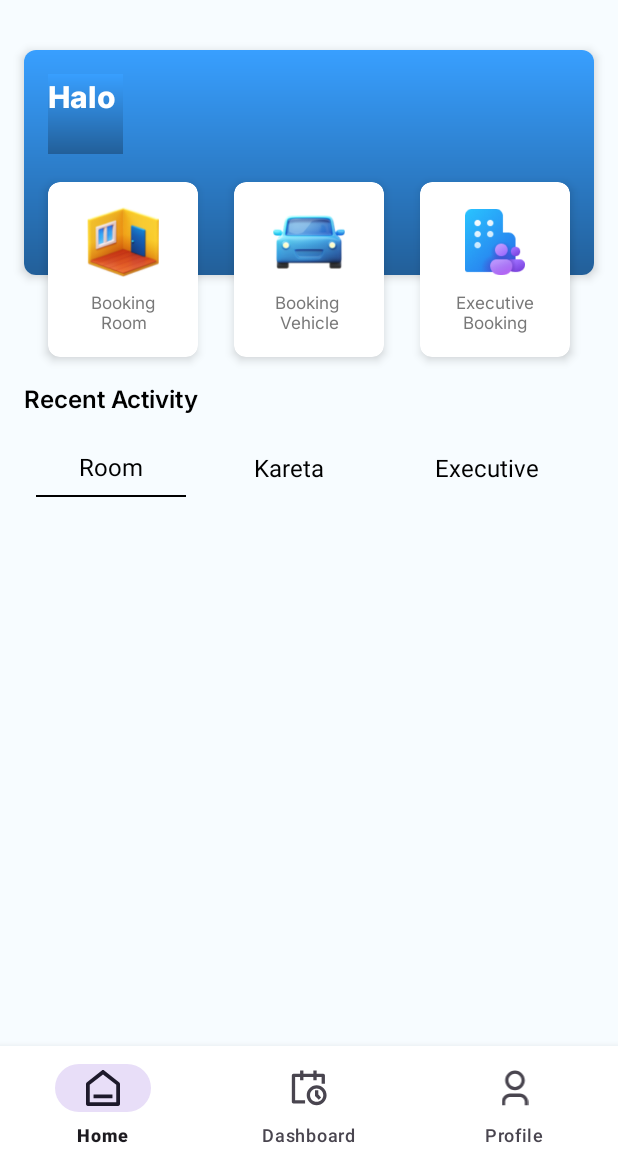
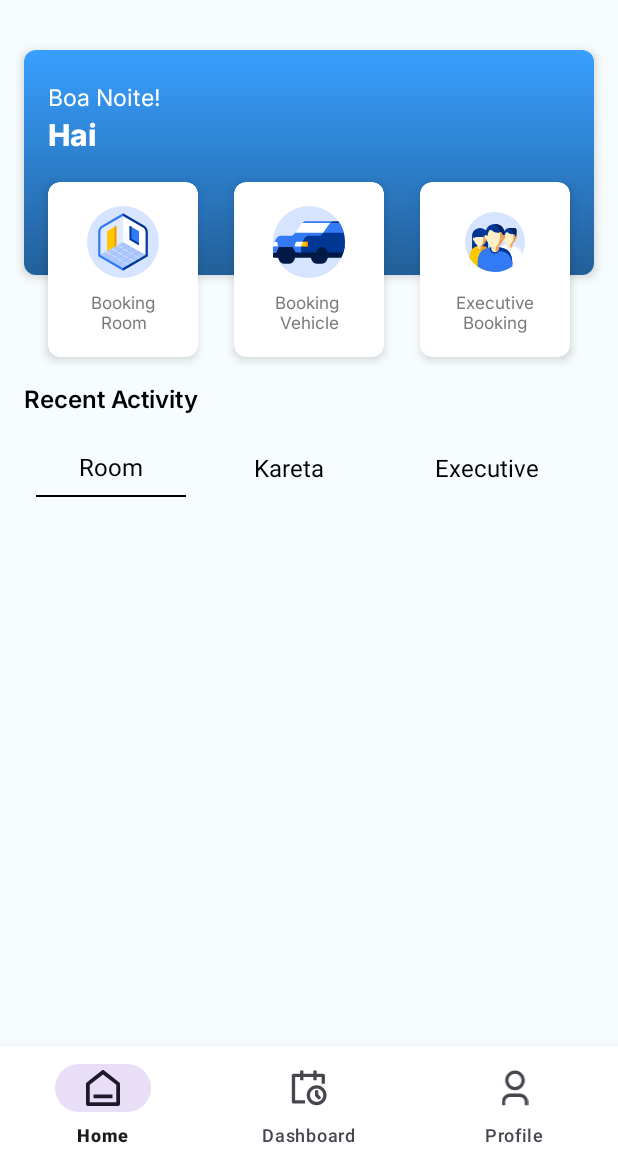
Before and after one commit to Rivaldo21/TicbookApp, an Android app: the HomeFragment screen opened directly, with no data from a screen before it, on a phone screen of 412 x 824 dp, the part 70-1236 px from its top. Run offline under Robolectric (Android 15) with nearby library versions, the phone set to English and light mode, and no system bars.

Commit message:
Modify UI Home Fragment & Login

```diff
--- a/app/src/main/java/com/app/ticbook/HomeFragment.java
+++ b/app/src/main/java/com/app/ticbook/HomeFragment.java
@@ -6,6 +6,7 @@ import android.util.Log;
 import android.view.LayoutInflater;
 import android.view.View;
 import android.view.ViewGroup;
+import android.widget.TextView;
 import android.widget.Toast;
 
 import androidx.annotation.NonNull;
@@ -24,6 +25,7 @@ import org.json.JSONObject;
 import java.text.ParseException;
 import java.text.SimpleDateFormat;
 import java.util.ArrayList;
+import java.util.Calendar;
 import java.util.Date;
 import java.util.List;
 import java.util.Objects;
@@ -57,12 +59,16 @@ public class HomeFragment extends Fragment {
     public void onViewCreated(@NonNull View view, @Nullable Bundle savedInstanceState) {
         super.onViewCreated(view, savedInstanceState);
 
+        TextView textGreeting = view.findViewById(R.id.textAutoGreeting);
+        String greetingMessage = getGreetingMessage();
+        textGreeting.setText(greetingMessage);
+
         binding.recyclerViewBookings.setLayoutManager(new LinearLayoutManager(requireContext()));
         binding.recyclerViewExe.setLayoutManager(new LinearLayoutManager(requireContext()));
 
         SessionManager sessionManager = new SessionManager(requireContext());
-        binding.textGreeting.setText("Halo " + sessionManager.getUser().getUsername());
-        binding.textSubGreeting.setText(sessionManager.getUser().getDepartement());
+        binding.textGreeting.setText("Hai " + sessionManager.getUser().getUsername());
+//        binding.textSubGreeting.setText(sessionManager.getUser().getDepartement());
 
         if (sessionManager.getUser().getUserID() == 111305) {
             sessionManager.sharedPreferences.edit().clear().apply();
@@ -272,6 +278,21 @@ public class HomeFragment extends Fragment {
         descriptionDialog.show(getParentFragmentManager(), "DescriptionDialog");
     }
 
+    private String getGreetingMessage() {
+        Calendar calendar = Calendar.getInstance();
+        calendar.setTimeZone(java.util.TimeZone.getTimeZone("Asia/Dili"));
+
+        int hour = calendar.get(Calendar.HOUR_OF_DAY);
+        int minute = calendar.get(Calendar.MINUTE);
+
+        if (hour >= 5 && hour < 12) {
+            return "Bom Dia!";
+        } else if ((hour == 18 && minute < 50) || (hour >= 12 && hour < 18)) {
+            return "Boa Tarde!";
+        } else {
+            return "Boa Noite!";
+        }
+    }
 
     private void fetchAllBookings(int page, List<com.app.ticbook.response.BookingResponse.BookingResult> allBookings, int check) {
         ApiService apiService = ApiClient.getRetrofitInstance().create(ApiService.class);
--- a/app/src/main/java/com/app/ticbook/LoginActivity.java
+++ b/app/src/main/java/com/app/ticbook/LoginActivity.java
@@ -1,8 +1,10 @@
 package com.app.ticbook;
 
 import android.content.Intent;
+import android.os.Build;
 import android.os.Bundle;
 import android.util.Log;
+import android.view.WindowManager;
 import android.widget.Button;
 import android.widget.EditText;
 import android.widget.Toast;
@@ -28,6 +30,10 @@ public class LoginActivity extends AppCompatActivity {
     protected void onCreate(Bundle savedInstanceState) {
         super.onCreate(savedInstanceState);
         setContentView(R.layout.activity_login);
+
+        if (Build.VERSION.SDK_INT >= Build.VERSION_CODES.LOLLIPOP) {
+            getWindow().setFlags(WindowManager.LayoutParams.FLAG_LAYOUT_NO_LIMITS, WindowManager.LayoutParams.FLAG_LAYOUT_NO_LIMITS);
+        }
 
         session = new SessionManager(this);
 
--- a/app/src/main/res/drawable/bg_gradient.xml
+++ b/app/src/main/res/drawable/bg_gradient.xml
@@ -1,6 +1,5 @@
 <?xml version="1.0" encoding="utf-8"?>
 <shape xmlns:android="http://schemas.android.com/apk/res/android">
-
     <gradient
         android:startColor="@color/blue38"
         android:endColor="@color/blue22"
--- /dev/null
+++ b/app/src/main/res/drawable/ic_car.xml
@@ -0,0 +1,46 @@
+<vector xmlns:android="http://schemas.android.com/apk/res/android"
+    android:width="256dp"
+    android:height="256dp"
+    android:viewportWidth="256"
+    android:viewportHeight="256">
+  <path
+      android:pathData="M128,128m-128,0a128,128 0,1 1,256 0a128,128 0,1 1,-256 0"
+      android:fillColor="#D6E4FF"
+      android:fillType="evenOdd"/>
+  <path
+      android:pathData="M38.86,205.23c-9.58,0 -17.68,-8.87 -20.33,-21.06l-13.7,0c-2.66,-0 -4.84,-2.17 -4.84,-4.84l0,-14.26 8.15,0c2.04,0 3.77,-1.19 4.51,-3.09l4.92,-12.7c0.79,-2.03 2.46,-3.46 4.64,-3.46l118.51,0 32.85,-8.04 81.59,4.84c-1.68,14.76 -5.86,28.75 -12.12,41.55l-48.34,0c-2.65,12.19 -10.74,21.06 -20.33,21.06l-19.38,0c-9.58,0 -17.68,-8.87 -20.32,-21.06l-56.11,0c-2.65,12.19 -10.74,21.06 -20.33,21.06l-19.38,0z"
+      android:fillColor="#001945"
+      android:fillType="evenOdd"/>
+  <path
+      android:pathData="M183.21,54.15l-44,0 -21.95,0c-4.9,0 -9.24,1.97 -12.99,5.88l-6,19.26 -19.3,15.64 -1.15,1.61c-4.29,6 -9.52,9.03 -15.59,9.03l-34.45,0c-8.09,0 -15.05,5.61 -19.09,15.41l-2.62,6.35 0.83,7.28 -6.56,10.07c-0.23,1.79 -0.34,3.65 -0.34,5.6l0,14.8 8.15,0c2.04,0 3.77,-1.19 4.51,-3.09l4.92,-12.7c0.79,-2.03 2.46,-3.46 4.64,-3.46l44.6,0c1.82,0 3.38,0.93 4.25,2.53l7.79,14.21c0.87,1.59 2.43,2.51 4.24,2.51l16.49,0 47.59,-19.32 27.2,-0.27 42.47,-91.34 -33.64,0z"
+      android:fillColor="#337AF7"
+      android:fillType="evenOdd"/>
+  <path
+      android:pathData="M6.06,127.32l-3.11,7.53c-1.24,2.99 -2.06,5.97 -2.52,9.12l13.55,0c1.14,0 2.13,-0.47 2.84,-1.37 0.71,-0.89 0.96,-1.96 0.7,-3.07l-2.13,-9.39c-0.38,-1.67 -1.83,-2.83 -3.54,-2.83l-5.78,0z"
+      android:fillColor="#ffffff"
+      android:fillType="evenOdd"/>
+  <path
+      android:pathData="M232.55,54.15l-15.71,0c-6.07,0 -11.3,3.03 -15.59,9.03l-23.85,33.35c-4.29,6 -9.52,9.03 -15.59,9.03l-34.45,0c-8.1,0 -15.05,5.61 -19.09,15.41l-5.73,13.88c-2.02,4.9 -2.95,9.75 -2.95,15.41l0,14.8 54.91,0c3.03,-11.25 10.79,-19.25 19.89,-19.25 9.1,0 16.86,8 19.89,19.25l56.28,0c3.55,-11.74 5.46,-24.18 5.46,-37.07 0,-27.51 -8.68,-52.99 -23.45,-73.85z"
+      android:fillColor="#003694"
+      android:fillType="evenOdd"/>
+  <path
+      android:pathData="M203.86,60.02l-19.44,16.45 -5.87,18.46 73.13,0c-3.33,-12.49 -8.5,-24.23 -15.21,-34.9l-32.61,0z"
+      android:fillColor="#337AF7"
+      android:fillType="evenOdd"/>
+  <path
+      android:pathData="M105.65,127.32l1.62,7.53c0.68,3.16 -6.8,5.97 -7.25,9.12l-19.41,0c-1.24,0 -2.31,-0.56 -3,-1.59 -0.7,-1.03 -0.83,-2.23 -0.37,-3.38l3.74,-9.39c0.56,-1.41 1.86,-2.29 3.37,-2.29l21.3,0z"
+      android:fillColor="#ffffff"
+      android:fillType="evenOdd"/>
+  <path
+      android:pathData="M105.65,127.32l14.97,0c2,0 3.63,1.63 3.63,3.63l0,9.39c0,2 -1.63,3.63 -3.63,3.63l-20.6,0c0.46,-3.15 1.29,-6.13 2.52,-9.12l3.11,-7.53z"
+      android:fillColor="#FFC800"
+      android:fillType="evenOdd"/>
+  <path
+      android:pathData="M112.9,127.32l7.71,0c2,0 3.63,1.63 3.63,3.63l0,9.39c0,2 -1.63,3.63 -3.63,3.63l-7.71,0c2,0 3.63,-1.63 3.63,-3.63l0,-9.39c0,-2 -1.63,-3.63 -3.63,-3.63z"
+      android:fillColor="#FF9305"
+      android:fillType="evenOdd"/>
+  <path
+      android:pathData="M178.55,94.93l-99.58,0 22.71,-31.75c0.83,-1.16 1.7,-2.21 2.6,-3.15l99.58,0c-7.81,8.14 -18.28,25.08 -25.31,34.9z"
+      android:fillColor="#ffffff"
+      android:fillType="evenOdd"/>
+</vector>
--- /dev/null
+++ b/app/src/main/res/drawable/ic_executive.xml
@@ -0,0 +1,90 @@
+<vector xmlns:android="http://schemas.android.com/apk/res/android"
+    android:width="256dp"
+    android:height="256dp"
+    android:viewportWidth="256"
+    android:viewportHeight="256">
+  <path
+      android:pathData="M128,128m-128,0a128,128 0,1 1,256 0a128,128 0,1 1,-256 0"
+      android:fillColor="#D6E4FF"
+      android:fillType="evenOdd"/>
+  <path
+      android:pathData="M64.37,68.58l0,0c18.91,0 34.38,15.47 34.38,34.38l0,82.94 -68.75,0 0,-82.94c0,-18.91 15.47,-34.38 34.38,-34.38z"
+      android:fillColor="#003694"
+      android:fillType="evenOdd"/>
+  <path
+      android:pathData="M64.37,145.77c25.36,0 45.91,6.71 45.91,61.65 0,22.24 -3.37,36.58 -9.06,45.76 -34.78,-7.4 -64.32,-28.93 -82.36,-58.29 2.99,-43.46 22.22,-49.13 45.51,-49.13z"
+      android:fillColor="#FFC800"
+      android:fillType="evenOdd"/>
+  <path
+      android:pathData="M76.07,157.07c-2.35,4.6 -5.44,7.59 -11.71,7.59 -6.27,0 -13.6,-6.91 -13.6,-15.44 0,-0.91 0.07,-1.81 0.2,-2.68 4.24,-0.58 8.73,-0.77 13.39,-0.77 4.66,0 9.15,0.19 13.39,0.77 18.83,2.6 32.52,13.06 32.52,49.97 0,1.86 -0.04,3.64 -0.1,5.37 -1.33,-33.59 -15.38,-42.71 -34.1,-44.82z"
+      android:fillColor="#FF9305"
+      android:fillType="evenOdd"/>
+  <path
+      android:pathData="M52.92,135.17l14.16,0 1.09,13.09 -1.09,12.09c-0.87,0.21 -1.77,0.33 -2.71,0.33l-0,0c-6.3,0 -11.45,-5.15 -11.45,-11.45l0,-14.05z"
+      android:fillColor="#FCE6AB"
+      android:fillType="evenOdd"/>
+  <path
+      android:pathData="M41.63,112.81c-0.98,-2.14 -2.54,-3.62 -4.09,-3.91 -0.42,-0.08 -0.85,-0.07 -1.26,0.04 -2.3,0.62 -3.36,4.14 -2.36,7.87 0.86,3.22 2.98,5.54 5.02,5.72 1.27,4.51 3.31,8.58 5.92,11.97 4.9,6.36 11.82,10.32 19.5,10.32 0.91,0 1.82,-0.06 2.71,-0.17 12.85,-7.38 16,-24.31 12.35,-38.27l-32.49,0c-2.31,0 -4.26,1.57 -4.75,3.83l-0.56,2.61z"
+      android:fillColor="#FFF0C7"
+      android:fillType="evenOdd"/>
+  <path
+      android:pathData="M67.07,144.65l0,-0 -0,0 0,3.26 0,12.44c5,-1.22 8.74,-5.76 8.74,-11.12 0,-0 0,-0 0,-0l0,-7.55 -0,0c3.04,-1.76 5.76,-4.21 8.05,-7.17 2.61,-3.39 4.65,-7.46 5.92,-11.97 2.04,-0.18 4.16,-2.5 5.02,-5.72 1,-3.73 -0.06,-7.25 -2.36,-7.87 -0.41,-0.11 -0.84,-0.12 -1.26,-0.04 -1.55,0.29 -3.1,1.78 -4.09,3.91 -0.22,-2.48 -0.62,-4.87 -1.19,-7.14 -0.42,-1.67 -1.39,-2.95 -2.89,-3.79 -1.39,-0.78 -2.86,-0.99 -4.38,-0.62 0.69,3.39 1.07,6.96 1.07,10.64 0,13.5 -4.99,25.44 -12.64,32.74z"
+      android:fillColor="#EAA05F"
+      android:fillType="evenOdd"/>
+  <path
+      android:pathData="M191.82,137.11c27.62,0 50.21,5.09 52.02,45.39 -11.07,23.5 -29.08,43.08 -51.39,56.11l-0.63,0c-28.8,0 -52.14,-5.52 -52.14,-50.75 0,-45.22 23.34,-50.75 52.14,-50.75z"
+      android:fillColor="#ffffff"
+      android:fillType="evenOdd"/>
+  <path
+      android:pathData="M205.12,148.41c-2.67,4.6 -6.18,7.59 -13.3,7.59 -7.11,0 -15.44,-6.91 -15.44,-15.44 0,-0.91 0.08,-1.81 0.23,-2.68 4.81,-0.58 9.92,-0.77 15.21,-0.77 5.29,0 10.4,0.19 15.21,0.77 20.31,2.47 35.35,12.03 36.82,44.61 -0.27,0.58 -0.55,1.15 -0.82,1.72 -3.79,-26.26 -18.68,-33.9 -37.9,-35.81z"
+      android:fillColor="#E0EAFF"
+      android:fillType="evenOdd"/>
+  <path
+      android:pathData="M218.5,101.22c0.05,-0.01 0.1,-0.02 0.15,-0.03 0.49,-2.39 0.72,-4.64 0.76,-6.77l0.35,-17.06c0.05,-2.56 -0.83,-4.78 -2.62,-6.6 -1.79,-1.83 -3.99,-2.75 -6.55,-2.75l-18.76,0c-15.66,0.01 -31.33,11.08 -26.83,33.19l0,8.22 53.5,0 0,-8.19z"
+      android:fillColor="#003694"
+      android:fillType="evenOdd"/>
+  <path
+      android:pathData="M180.37,127.46l16.62,0 -2.46,25.18c-0.87,0.21 -1.78,0.33 -2.71,0.33l-0,0c-6.3,0 -11.45,-5.15 -11.45,-11.45l0,-14.05z"
+      android:fillColor="#FCE6AB"
+      android:fillType="evenOdd"/>
+  <path
+      android:pathData="M173.43,89.49c-2.3,4.47 -3.84,9.81 -4.35,15.61 -0.98,-2.14 -2.54,-3.62 -4.09,-3.91 -0.42,-0.08 -0.85,-0.07 -1.26,0.04 -2.3,0.62 -3.36,4.14 -2.36,7.87 0.86,3.22 2.98,5.54 5.02,5.72 1.27,4.51 3.31,8.58 5.92,11.97 4.9,6.36 11.82,10.32 19.5,10.32 0.91,0 1.82,-0.06 2.71,-0.17 7.65,-7.3 14.35,-18.79 14.35,-32.29 0,-3.68 -2.09,-7.71 -2.78,-11.1 -2.53,0.62 -4.18,1.07 -6.86,1.07 -6.12,0 -11.77,-2.52 -16.29,-6.78 -1.43,-1.34 -3.23,-1.89 -5.17,-1.55 -1.93,0.33 -3.45,1.45 -4.35,3.19z"
+      android:fillColor="#FFF0C7"
+      android:fillType="evenOdd"/>
+  <path
+      android:pathData="M194.53,136.94l0,0 -0,0 0,3.26 0,12.44c5,-1.22 8.74,-5.76 8.74,-11.12 0,-0 0,-0 0,-0l0,-7.55 -0,0c3.04,-1.76 5.76,-4.21 8.05,-7.17 2.61,-3.39 4.65,-7.46 5.92,-11.97 2.04,-0.18 4.16,-2.5 5.02,-5.72 1,-3.73 -0.06,-7.25 -2.36,-7.87 -0.41,-0.11 -0.83,-0.12 -1.26,-0.04 -1.55,0.29 -3.1,1.78 -4.09,3.91 -0.22,-2.48 -0.62,-4.87 -1.19,-7.14 -0.42,-1.67 -1.39,-2.95 -2.89,-3.79 -1.39,-0.78 -2.86,-0.99 -4.38,-0.62 0.69,3.39 1.07,6.95 1.07,10.64 0,13.5 -4.99,25.44 -12.64,32.74z"
+      android:fillColor="#EAA05F"
+      android:fillType="evenOdd"/>
+  <path
+      android:pathData="M190.07,68.05c7.33,4.79 13.56,15.39 15.97,25.52 0.02,-0.01 0.04,-0.01 0.06,-0.01 1.04,-0.26 2.06,-0.24 3.04,0.05 0.83,0.23 1.61,0.65 2.27,1.21 0.94,0.78 1.59,1.8 1.92,3.03 0.01,0.04 0.02,0.08 0.03,0.12 0.57,2.28 0.98,4.67 1.19,7.14 0.64,-1.39 1.52,-2.5 2.48,-3.19 0.42,-0.3 0.86,-0.53 1.31,-0.66 0.05,-0.01 0.1,-0.03 0.15,-0.04 0.05,-0.01 0.1,-0.02 0.15,-0.03 0.49,-2.39 0.72,-4.64 0.76,-6.77l0.35,-17.06c0.05,-2.56 -0.83,-4.78 -2.62,-6.6 -1.79,-1.83 -3.99,-2.75 -6.55,-2.75l-18.76,0c-0.58,0 -1.17,0.02 -1.75,0.05z"
+      android:fillColor="#00225E"
+      android:fillType="evenOdd"/>
+  <path
+      android:pathData="M166.05,97.97c0.07,-0.02 0.14,-0.03 0.21,-0.05 12.8,-63.02 -89.14,-62.91 -76.33,0l0,11.69 76.12,0 0,-11.65z"
+      android:fillColor="#003694"
+      android:fillType="evenOdd"/>
+  <path
+      android:pathData="M128.09,150.39c40.98,0 74.19,7.86 74.19,72.21 0,3.44 -0.1,6.72 -0.29,9.85 -20.89,14.83 -46.43,23.55 -74,23.55 -27.49,0 -52.95,-8.67 -73.81,-23.41 -0.19,-3.17 -0.3,-6.49 -0.3,-9.98 0,-64.35 33.22,-72.21 74.19,-72.21z"
+      android:fillColor="#337AF7"
+      android:fillType="evenOdd"/>
+  <path
+      android:pathData="M147.01,166.47c-3.8,6.55 -8.79,10.8 -18.92,10.8 -10.12,0 -21.97,-9.84 -21.97,-21.97 0,-1.3 0.11,-2.57 0.33,-3.81 6.85,-0.83 14.11,-1.1 21.64,-1.1 7.53,0 14.79,0.27 21.64,1.1 30.42,3.69 52.56,18.58 52.56,71.11 0,2.64 -0.06,5.18 -0.17,7.64 -2.15,-47.8 -24.85,-60.78 -55.11,-63.77z"
+      android:fillColor="#003694"
+      android:fillType="evenOdd"/>
+  <path
+      android:pathData="M111.8,135.3l32.59,0 0,20c0,8.96 -7.33,16.3 -16.3,16.3l-0,0c-8.96,0 -16.3,-7.33 -16.3,-16.3l0,-20z"
+      android:fillColor="#FCE6AB"
+      android:fillType="evenOdd"/>
+  <path
+      android:pathData="M166.05,97.97c0.07,-0.02 0.14,-0.03 0.21,-0.05 6.61,-32.56 -17.4,-48.26 -40.4,-47.17 14.25,9.33 24.06,28.85 24.06,51.44 0,2.51 -0.12,4.99 -0.36,7.42l16.48,0 0,-11.65z"
+      android:fillColor="#00225E"
+      android:fillType="evenOdd"/>
+  <path
+      android:pathData="M101.93,81.28c-3.27,6.36 -5.47,13.96 -6.19,22.22 -1.4,-3.05 -3.61,-5.16 -5.81,-5.57 -0.6,-0.11 -1.21,-0.1 -1.79,0.06 -3.28,0.88 -4.78,5.89 -3.36,11.19 1.23,4.58 4.24,7.89 7.14,8.14 1.81,6.42 4.71,12.21 8.43,17.03 6.98,9.05 16.83,14.69 27.74,14.69 10.92,0 20.77,-5.64 27.75,-14.69 3.72,-4.82 6.62,-10.61 8.43,-17.03 2.91,-0.25 5.92,-3.55 7.14,-8.14 1.42,-5.3 -0.08,-10.32 -3.36,-11.19 -0.59,-0.16 -1.19,-0.17 -1.79,-0.06 -2.21,0.41 -4.41,2.53 -5.81,5.57 -0.31,-3.52 -0.88,-6.93 -1.7,-10.16 -0.6,-2.37 -1.99,-4.2 -4.11,-5.4 -2.13,-1.2 -4.41,-1.45 -6.75,-0.73 -2.96,0.9 -6.05,1.39 -9.24,1.39 -8.71,0 -16.75,-3.59 -23.18,-9.64 -2.04,-1.91 -4.6,-2.69 -7.36,-2.21 -2.75,0.47 -4.91,2.06 -6.19,4.55z"
+      android:fillColor="#FFF0C7"
+      android:fillType="evenOdd"/>
+  <path
+      android:pathData="M131.95,148.79c9.37,-1.16 17.75,-6.48 23.89,-14.45 3.72,-4.82 6.62,-10.61 8.43,-17.03 2.91,-0.25 5.92,-3.55 7.14,-8.14 1.42,-5.3 -0.08,-10.32 -3.36,-11.19 -0.59,-0.16 -1.19,-0.17 -1.79,-0.06 -2.2,0.41 -4.41,2.53 -5.81,5.57 -0.31,-3.52 -0.88,-6.93 -1.7,-10.16 -0.6,-2.37 -1.98,-4.19 -4.11,-5.4 -1.97,-1.12 -4.07,-1.41 -6.23,-0.88 0.99,4.82 1.52,9.9 1.52,15.14 0,19.21 -7.09,36.2 -17.98,46.6zM144.39,144.55c-3.84,2.23 -8.03,3.7 -12.44,4.24l0,4.63 0,17.7c7.12,-1.74 12.44,-8.19 12.44,-15.82 0,-0 0,-0 0,-0.01l0,-10.75z"
+      android:fillColor="#EAA05F"
+      android:fillType="evenOdd"/>
+</vector>
--- /dev/null
+++ b/app/src/main/res/drawable/ic_rooms.xml
@@ -0,0 +1,54 @@
+<vector xmlns:android="http://schemas.android.com/apk/res/android"
+    android:width="256dp"
+    android:height="256dp"
+    android:viewportWidth="256"
+    android:viewportHeight="256">
+  <path
+      android:pathData="M128,128m-128,0a128,128 0,1 1,256 0a128,128 0,1 1,-256 0"
+      android:fillColor="#D6E4FF"
+      android:fillType="evenOdd"/>
+  <path
+      android:pathData="M128,229.88l88.23,-50.94 0,-86.44c0,-9.74 -4.93,-18.29 -13.37,-23.16l-74.86,-43.22 -9.01,96.49 9.01,107.27z"
+      android:fillColor="#003694"
+      android:fillType="evenOdd"/>
+  <path
+      android:pathData="M128,229.88l-88.23,-50.94 0,-86.44c0,-9.74 4.93,-18.29 13.37,-23.16l74.86,-43.22 0,203.75z"
+      android:fillColor="#337AF7"
+      android:fillType="evenOdd"/>
+  <path
+      android:pathData="M128,35.23l70.92,40.94c5.99,3.46 9.43,9.4 9.43,16.32l0,81.89 -87.98,-41.98 -1.08,-12.47 8.71,-84.71z"
+      android:fillColor="#ffffff"
+      android:fillType="evenOdd"/>
+  <path
+      android:pathData="M47.66,174.38l0,-81.89c0,-6.92 3.43,-12.86 9.43,-16.32l70.92,-40.94 0,99.2 -80.34,39.95z"
+      android:fillColor="#E0EAFF"
+      android:fillType="evenOdd"/>
+  <path
+      android:pathData="M151.51,70.42l0,49.52l33.33,19.24l0,-49.52z"
+      android:fillColor="#337AF7"
+      android:fillType="evenOdd"/>
+  <path
+      android:pathData="M71.17,89.67l33.33,-19.24l0,73.6l-33.33,19.24z"
+      android:fillColor="#FFC800"
+      android:fillType="evenOdd"/>
+  <path
+      android:pathData="M151.51,70.42l0,49.52l33.33,19.24l0,-7.57l-26.78,-15.46l0,-41.96z"
+      android:fillColor="#003694"
+      android:fillType="evenOdd"/>
+  <path
+      android:pathData="M97.94,74.21l6.55,-3.78l0,73.6l-6.55,3.78z"
+      android:fillColor="#FF9305"
+      android:fillType="evenOdd"/>
+  <path
+      android:pathData="M128,220.77l-73.1,-42.2 -7.25,-4.18 72.26,-41.72 8.08,-4.67 80.34,46.38c-26.78,15.46 -53.56,30.92 -80.34,46.38z"
+      android:fillColor="#ADC8FF"
+      android:fillType="evenOdd"/>
+  <path
+      android:pathData="M66.75,163.36l1.99,-1.15 80.34,46.38 -1.99,1.15 -80.34,-46.38zM86.83,151.77l1.99,-1.15 80.34,46.38 -1.99,1.15 -80.34,-46.38zM106.92,140.17l1.99,-1.15 80.34,46.38 -1.99,1.15 -80.34,-46.38z"
+      android:fillColor="#E0EAFF"
+      android:fillType="evenOdd"/>
+  <path
+      android:pathData="M108.91,209.75l-1.99,-1.15 80.34,-46.38 1.99,1.15 -80.34,46.38zM88.83,198.15l-1.99,-1.15 80.34,-46.38 1.99,1.15 -80.34,46.38zM68.74,186.56l-1.99,-1.15 80.34,-46.38 1.99,1.15 -80.34,46.38z"
+      android:fillColor="#94B8FF"
+      android:fillType="evenOdd"/>
+</vector>
--- a/app/src/main/res/layout/activity_login.xml
+++ b/app/src/main/res/layout/activity_login.xml
@@ -13,7 +13,7 @@
         android:id="@+id/bgrounded"
         android:layout_width="match_parent"
         android:layout_height="250dp"
-        android:background="@drawable/rounded_header"
+        android:background="@drawable/bg_gradient"
         app:layout_constraintTop_toTopOf="parent"
         app:layout_constraintStart_toStartOf="parent"
         app:layout_constraintEnd_toEndOf="parent" />
@@ -150,7 +150,7 @@
                 android:backgroundTint="@color/blue"
                 android:textColor="@color/white"
                 android:textAllCaps="false"
-                android:background="@drawable/rounded_button" />
+                app:background="@drawable/rounded_button" />
         </LinearLayout>
     </androidx.cardview.widget.CardView>
 
--- a/app/src/main/res/layout/fragment_home.xml
+++ b/app/src/main/res/layout/fragment_home.xml
@@ -216,7 +216,7 @@
                     android:layout_width="40dp"
                     android:layout_height="48dp"
                     android:layout_marginTop="8dp"
-                    android:src="@drawable/executive"
+                    android:src="@drawable/ic_executive"
                     app:layout_constraintBottom_toTopOf="@+id/textExe"
                     app:layout_constraintEnd_toEndOf="parent"
                     app:layout_constraintHorizontal_bias="0.5"
@@ -267,7 +267,7 @@
                     android:layout_width="48dp"
                     android:layout_height="48dp"
                     android:layout_marginTop="8dp"
-                    android:src="@drawable/room"
+                    android:src="@drawable/ic_rooms"
                     app:layout_constraintBottom_toTopOf="@+id/textRoom"
                     app:layout_constraintEnd_toEndOf="parent"
                     app:layout_constraintHorizontal_bias="0.5"
@@ -322,7 +322,7 @@
                     android:layout_width="48dp"
                     android:layout_height="48dp"
                     android:layout_marginTop="8dp"
-                    android:src="@drawable/vehicle"
+                    android:src="@drawable/ic_car"
                     app:layout_constraintBottom_toTopOf="@+id/textVehicle"
                     app:layout_constraintEnd_toEndOf="parent"
                     app:layout_constraintHorizontal_bias="0.5"
@@ -371,23 +371,12 @@
             <LinearLayout
                 android:layout_width="wrap_content"
                 android:layout_height="wrap_content"
-                android:background="@drawable/bg_gradient"
                 android:orientation="vertical"
                 app:layout_constraintStart_toStartOf="parent"
                 app:layout_constraintTop_toTopOf="parent">
 
                 <TextView
-                    android:id="@+id/textGreeting"
-                    android:layout_width="match_parent"
-                    android:layout_height="wrap_content"
-                    android:fontFamily="@font/inter_extrabold"
-                    android:text="Halo Bomdia!"
-                    android:textColor="@android:color/white"
-                    android:textSize="20sp"
-                    android:textStyle="bold" />
-
-                <TextView
-                    android:id="@+id/textSubGreeting"
+                    android:id="@+id/textAutoGreeting"
                     android:layout_width="match_parent"
                     android:layout_height="wrap_content"
                     android:layout_marginTop="4dp"
@@ -395,6 +384,27 @@
                     android:text="Rivaldo Jose Guterres"
                     android:textColor="@android:color/white"
                     android:textSize="15sp" />
+
+                <TextView
+                    android:id="@+id/textGreeting"
+                    android:layout_width="match_parent"
+                    android:layout_height="wrap_content"
+                    android:fontFamily="@font/inter_extrabold"
+                    android:text="username"
+                    android:textColor="@android:color/white"
+                    android:textSize="20sp"
+                    android:textStyle="bold" />
+
+<!--                <TextView-->
+<!--                    android:id="@+id/textSubGreeting"-->
+<!--                    android:layout_width="match_parent"-->
+<!--                    android:layout_height="wrap_content"-->
+<!--                    android:layout_marginTop="4dp"-->
+<!--                    android:fontFamily="@font/inter"-->
+<!--                    android:text="Rivaldo Jose Guterres"-->
+<!--                    android:textColor="@android:color/white"-->
+<!--                    android:textSize="15sp" />-->
+
             </LinearLayout>
 
             <!-- Room and Vehicle Cards -->
--- a/gradle/libs.versions.toml
+++ b/gradle/libs.versions.toml
@@ -1,5 +1,5 @@
 [versions]
-agp = "8.8.0"
+agp = "8.4.0"
 junit = "4.13.2"
 junitVersion = "1.2.1"
 espressoCore = "3.6.1"
```
